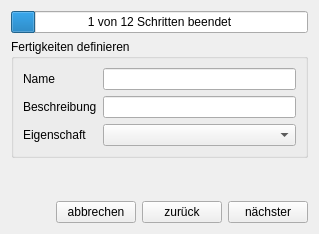
This is Fuk/fertigkeitform.ui in FireballGfx/FUK as Qt 5 draws it before an edit. The edited form follows.
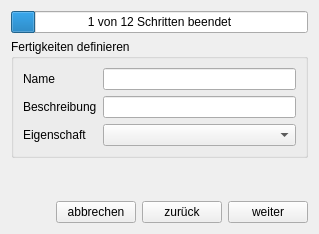
This is the edited form.

Patch:
```diff
--- a/Fuk/fertigkeitform.ui
+++ b/Fuk/fertigkeitform.ui
@@ -127,7 +127,7 @@
      <item>
       <widget class="QPushButton" name="pushButtonNext">
        <property name="text">
-        <string>nächster</string>
+        <string>weiter</string>
        </property>
       </widget>
      </item>
```
Left out of the diff: 6 changed lines with no effect on the pictures.
